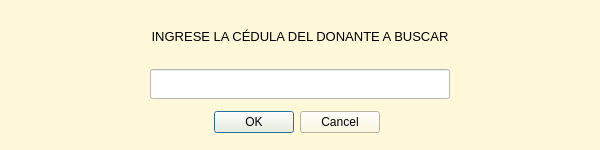
First picture: the form in Buscar_Donante.ui, repository mcewenar/PROY_FINAL_BIOING_II, before the edit.
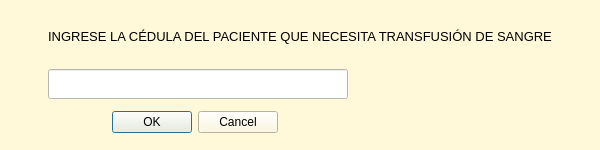
Second picture: the form after the edit.

What changed in the file:
```diff
--- a/Buscar_Donante.ui
+++ b/Buscar_Donante.ui
@@ -29,33 +29,7 @@
    <string notr="true">background-color: rgb(255, 249, 217);</string>
   </property>
   <layout class="QGridLayout" name="gridLayout">
-   <item row="0" column="0">
-    <widget class="QLabel" name="label">
-     <property name="maximumSize">
-      <size>
-       <width>1000</width>
-       <height>40</height>
-      </size>
-     </property>
-     <property name="text">
-      <string>&lt;html&gt;&lt;head/&gt;&lt;body&gt;&lt;p align=&quot;center&quot;&gt;&lt;span style=&quot; font-size:10pt;&quot;&gt;INGRESE LA CÉDULA DEL DONANTE A BUSCAR&lt;/span&gt;&lt;/p&gt;&lt;/body&gt;&lt;/html&gt;</string>
-     </property>
-    </widget>
-   </item>
-   <item row="1" column="0">
-    <widget class="QLineEdit" name="InputCedula">
-     <property name="maximumSize">
-      <size>
-       <width>300</width>
-       <height>30</height>
-      </size>
-     </property>
-     <property name="styleSheet">
-      <string notr="true">background-color: rgb(255, 255, 255);</string>
-     </property>
-    </widget>
-   </item>
-   <item row="2" column="0">
+   <item row="3" column="0">
     <widget class="QDialogButtonBox" name="BotonOkCancel">
      <property name="enabled">
       <bool>true</bool>
@@ -74,6 +48,32 @@
      </property>
     </widget>
    </item>
+   <item row="2" column="0">
+    <widget class="QLineEdit" name="InputCedula">
+     <property name="maximumSize">
+      <size>
+       <width>300</width>
+       <height>30</height>
+      </size>
+     </property>
+     <property name="styleSheet">
+      <string notr="true">background-color: rgb(255, 255, 255);</string>
+     </property>
+    </widget>
+   </item>
+   <item row="1" column="0">
+    <widget class="QLabel" name="label">
+     <property name="maximumSize">
+      <size>
+       <width>1000</width>
+       <height>40</height>
+      </size>
+     </property>
+     <property name="text">
+      <string>&lt;html&gt;&lt;head/&gt;&lt;body&gt;&lt;p align=&quot;center&quot;&gt;&lt;span style=&quot; font-size:10pt;&quot;&gt;INGRESE LA CÉDULA DEL PACIENTE QUE NECESITA TRANSFUSIÓN DE SANGRE&lt;/span&gt;&lt;/p&gt;&lt;/body&gt;&lt;/html&gt;</string>
+     </property>
+    </widget>
+   </item>
   </layout>
  </widget>
  <resources/>
```
